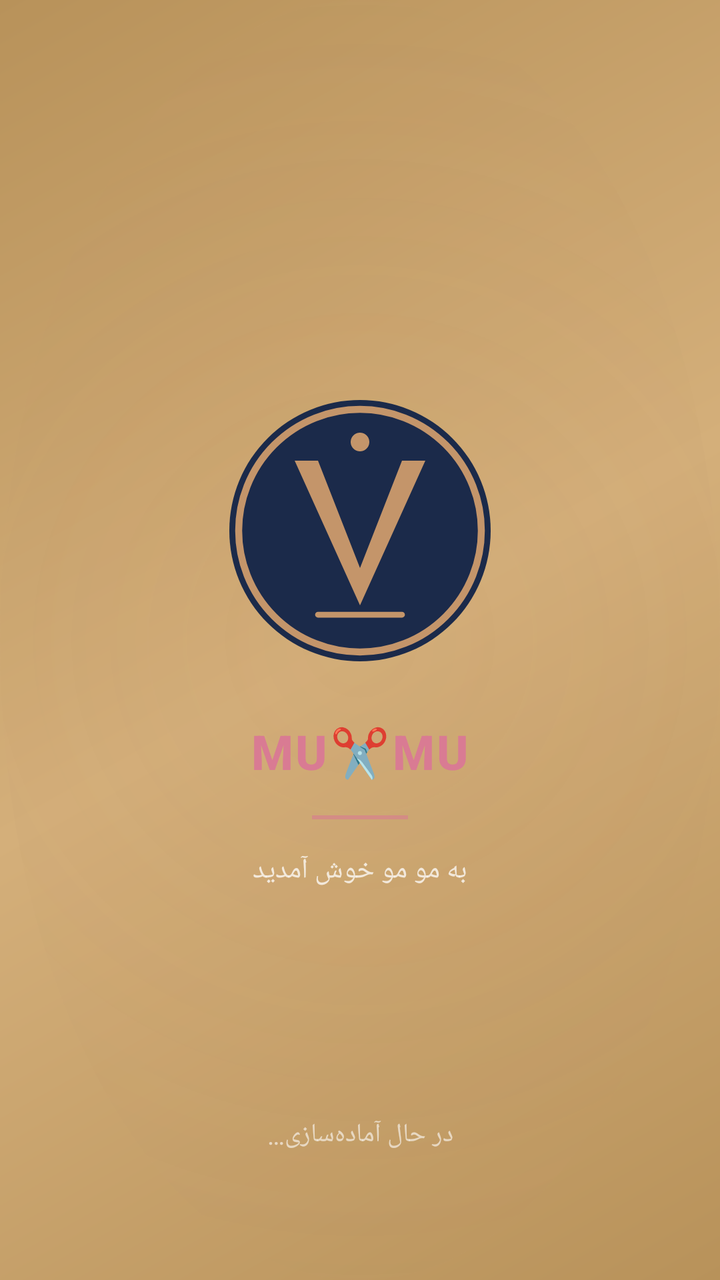
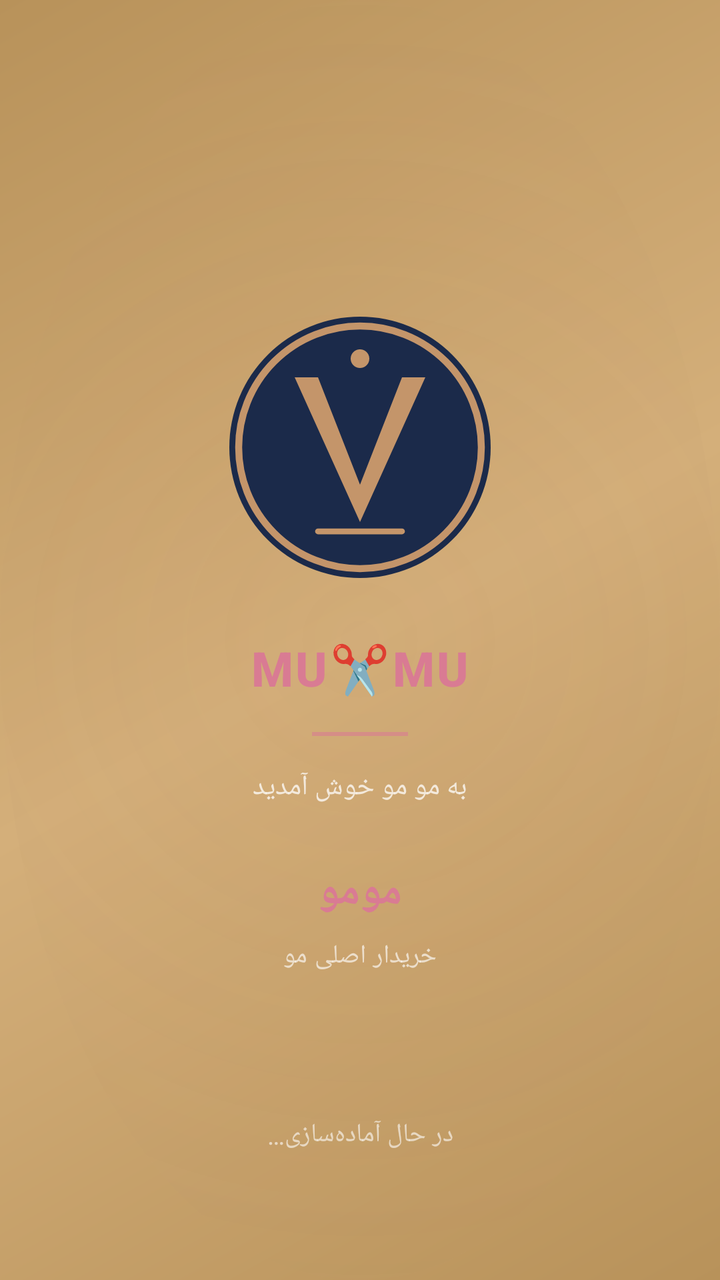

Compare the two renders of this Android layout. The source of the first and the diff that turns it into the second are given below.
<!-- AndroidManifest.xml: activity theme Theme.Vista.Splash -->
<!-- res/layout/activity_splash.xml -->
<?xml version="1.0" encoding="utf-8"?>
<androidx.constraintlayout.widget.ConstraintLayout
    xmlns:android="http://schemas.android.com/apk/res/android"
    xmlns:app="http://schemas.android.com/apk/res-auto"
    xmlns:tools="http://schemas.android.com/tools"
    android:id="@+id/splashRoot"
    android:layout_width="match_parent"
    android:layout_height="match_parent"
    android:background="@drawable/splash_background"
    android:fitsSystemWindows="true">

    
    <LinearLayout
        android:id="@+id/splashContent"
        android:layout_width="wrap_content"
        android:layout_height="wrap_content"
        android:orientation="vertical"
        android:gravity="center"
        android:paddingHorizontal="32dp"
        app:layout_constraintTop_toTopOf="parent"
        app:layout_constraintBottom_toBottomOf="parent"
        app:layout_constraintStart_toStartOf="parent"
        app:layout_constraintEnd_toEndOf="parent">

        
        <ImageView
            android:id="@+id/splashLogo"
            android:layout_width="140dp"
            android:layout_height="140dp"
            android:contentDescription="@string/app_name"
            android:src="@drawable/splash_logo"
            android:scaleType="fitCenter" />

        
        <TextView
            android:id="@+id/splashAppName"
            android:layout_width="wrap_content"
            android:layout_height="wrap_content"
            android:layout_marginTop="24dp"
            android:text="@string/app_name"
            android:textColor="@color/gold_primary"
            android:textSize="24sp"
            android:textStyle="bold"
            android:letterSpacing="0.05"
            android:fontFamily="sans-serif-medium" />

        
        <View
            android:id="@+id/splashDivider"
            android:layout_width="48dp"
            android:layout_height="2dp"
            android:layout_marginTop="16dp"
            android:background="@color/gold_primary"
            android:alpha="0.6" />

        
        <TextView
            android:id="@+id/splashWelcome"
            android:layout_width="wrap_content"
            android:layout_height="wrap_content"
            android:layout_marginTop="16dp"
            android:text="@string/splash_welcome"
            android:textColor="@color/text_inverse"
            android:textSize="14sp"
            android:alpha="0.75"
            android:fontFamily="sans-serif" />

    </LinearLayout>

    
    <LinearLayout
        android:id="@+id/splashLoading"
        android:layout_width="wrap_content"
        android:layout_height="wrap_content"
        android:orientation="vertical"
        android:gravity="center"
        android:layout_marginBottom="64dp"
        app:layout_constraintBottom_toBottomOf="parent"
        app:layout_constraintStart_toStartOf="parent"
        app:layout_constraintEnd_toEndOf="parent">

        
        <ProgressBar
            android:id="@+id/splashProgress"
            style="?android:attr/progressBarStyle"
            android:layout_width="32dp"
            android:layout_height="32dp"
            android:indeterminate="true"
            android:indeterminateTint="@color/gold_primary" />

        
        <TextView
            android:id="@+id/splashLoadingText"
            android:layout_width="wrap_content"
            android:layout_height="wrap_content"
            android:layout_marginTop="12dp"
            android:text="@string/splash_loading"
            android:textColor="@color/text_inverse"
            android:textSize="13sp"
            android:alpha="0.6"
            android:fontFamily="sans-serif" />

    </LinearLayout>

</androidx.constraintlayout.widget.ConstraintLayout>
<!-- resources referenced by this layout -->
<resources>
  <color name="gold_primary">#D97B93</color>
  <color name="text_inverse">#FFFFFF</color>
  <!-- drawable splash_background (drawable) -->
  <?xml version="1.0" encoding="utf-8"?>
  <layer-list xmlns:android="http://schemas.android.com/apk/res/android">
  
      
      <item>
          <shape android:shape="rectangle">
              <gradient
                  android:angle="135"
                  android:startColor="@color/navy_dark"
                  android:centerColor="@color/navy_primary"
                  android:endColor="@color/navy_dark"
                  android:type="linear" />
          </shape>
      </item>
  
      
      <item>
          <shape android:shape="oval">
              <gradient
                  android:type="radial"
                  android:gradientRadius="500dp"
                  android:startColor="#1AC4956A"
                  android:endColor="@color/transparent" />
              <size
                  android:width="800dp"
                  android:height="800dp" />
          </shape>
      </item>
  
  </layer-list>
  <string name="app_name">MU✂️MU</string>
  <string name="splash_loading">در حال آماده‌سازی…</string>
  <string name="splash_welcome">به مو مو خوش آمدید</string>
  <style name="Theme.Vista.Splash" parent="Theme.Vista">
          <item name="android:windowBackground">@drawable/splash_background</item>
          <item name="android:statusBarColor">@color/splash_bg</item>
          <item name="android:windowLightStatusBar">false</item>
          <item name="android:navigationBarColor">@color/splash_bg</item>
          <item name="android:windowLightNavigationBar">false</item>
      </style>
  <color name="navy_dark">#B8925A</color>
  <color name="navy_primary">#D4AF7A</color>
  <color name="transparent">#00000000</color>
  <style name="Theme.Vista" parent="Theme.MaterialComponents.DayNight.NoActionBar">
          <item name="colorPrimary">@color/navy_primary</item>
          <item name="colorPrimaryDark">@color/navy_dark</item>
          <item name="colorAccent">@color/gold_primary</item>
          <item name="android:windowBackground">@color/bg_main</item>
          <item name="android:statusBarColor">@android:color/transparent</item>
          <item name="android:windowLightStatusBar">true</item>
          <item name="android:navigationBarColor">@color/bg_main</item>
          <item name="android:windowAnimationStyle">@style/Vista.WindowAnimation</item>
          <item name="android:fontFamily">sans-serif</item>
      </style>
  <color name="splash_bg">#D97B93</color>
  <color name="bg_main">#FFF8F5</color>
  <style name="Vista.WindowAnimation" parent="@android:style/Animation.Activity">
          <item name="android:activityOpenEnterAnimation">@anim/fade_in</item>
          <item name="android:activityOpenExitAnimation">@anim/fade_out</item>
          <item name="android:activityCloseEnterAnimation">@anim/fade_in</item>
          <item name="android:activityCloseExitAnimation">@anim/fade_out</item>
      </style>
  <!-- unchanged entries left out for length: 1 -->
</resources>

<!-- the commit's change to res/layout/activity_splash.xml (unified diff, before → after) -->
@@ -65,6 +65,32 @@
             android:alpha="0.75"
             android:fontFamily="sans-serif" />
 
+        
+        <TextView
+            android:id="@+id/splashBrandTitle"
+            android:layout_width="wrap_content"
+            android:layout_height="wrap_content"
+            android:layout_marginTop="28dp"
+            android:text="@string/splash_brand_title"
+            android:textColor="@color/gold_primary"
+            android:textSize="22sp"
+            android:textStyle="bold"
+            android:letterSpacing="0.08"
+            android:fontFamily="sans-serif-medium" />
+
+        
+        <TextView
+            android:id="@+id/splashBrandSlogan"
+            android:layout_width="wrap_content"
+            android:layout_height="wrap_content"
+            android:layout_marginTop="8dp"
+            android:text="@string/splash_brand_slogan"
+            android:textColor="@color/text_inverse"
+            android:textSize="13sp"
+            android:alpha="0.65"
+            android:letterSpacing="0.03"
+            android:fontFamily="sans-serif" />
+
     </LinearLayout>
 
     
<!-- resource entries referenced after the edit -->
@@ -34,6 +34,8 @@
   
   </layer-list>
   <string name="app_name">MU✂️MU</string>
+  <string name="splash_brand_slogan">خریدار اصلی مو</string>
+  <string name="splash_brand_title">مومو</string>
   <string name="splash_loading">در حال آماده‌سازی…</string>
   <string name="splash_welcome">به مو مو خوش آمدید</string>
   <style name="Theme.Vista.Splash" parent="Theme.Vista">
